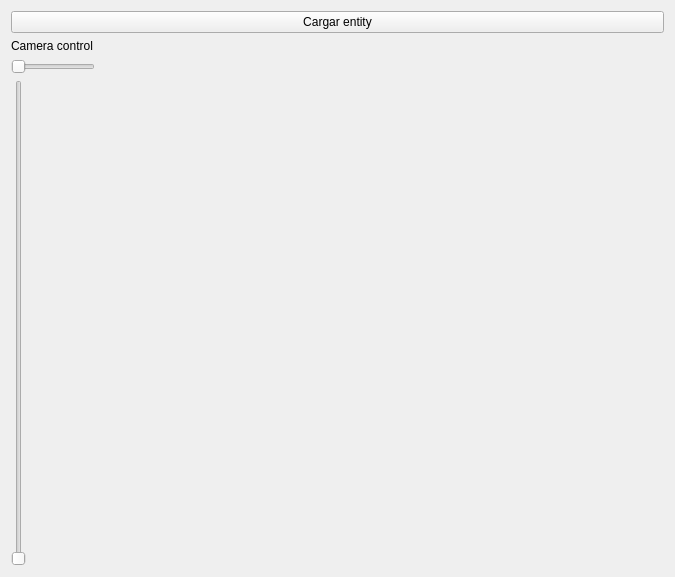
This is src/tools/qt_tools/anim_player/AnimPlayer.ui in agudpp/CordobaZombie as Qt 5 draws it before an edit. The edited form follows.
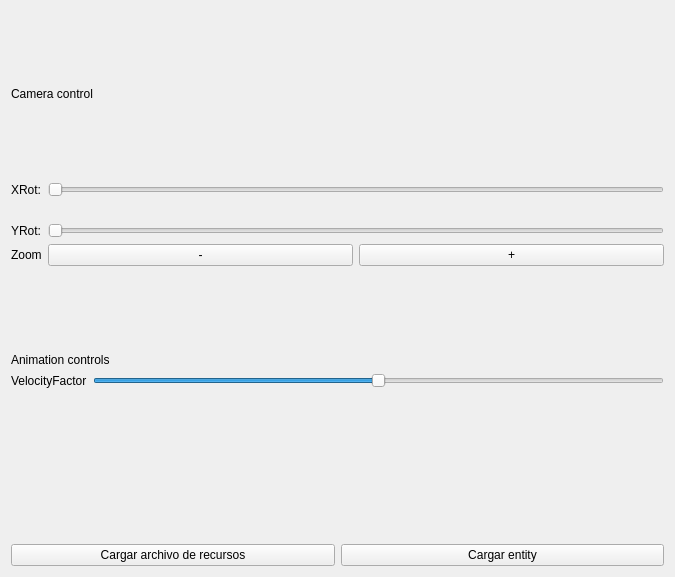
This is the edited form.

Commit message: First version of the QtAnimPlayer tool, we have some issues with the zoom stuff. But this tool will be enough to let the graphics guys check the animations of an entity.

Patch:
```diff
--- a/src/tools/qt_tools/anim_player/AnimPlayer.ui
+++ b/src/tools/qt_tools/anim_player/AnimPlayer.ui
@@ -19,17 +19,10 @@
      <property name="sizeConstraint">
       <enum>QLayout::SetMinimumSize</enum>
      </property>
-     <item>
-      <widget class="QPushButton" name="loadBtn">
-       <property name="text">
-        <string>Cargar entity</string>
-       </property>
-      </widget>
-     </item>
      <item>
       <widget class="QLabel" name="label">
        <property name="sizePolicy">
-        <sizepolicy hsizetype="Minimum" vsizetype="Preferred">
+        <sizepolicy hsizetype="Minimum" vsizetype="Minimum">
          <horstretch>0</horstretch>
          <verstretch>0</verstretch>
         </sizepolicy>
@@ -47,42 +40,202 @@
        <property name="fieldGrowthPolicy">
         <enum>QFormLayout::AllNonFixedFieldsGrow</enum>
        </property>
-       <item row="0" column="0">
-        <widget class="QSlider" name="yRotSlider">
-         <property name="sizePolicy">
-          <sizepolicy hsizetype="Minimum" vsizetype="Fixed">
-           <horstretch>0</horstretch>
-           <verstretch>0</verstretch>
-          </sizepolicy>
-         </property>
-         <property name="maximum">
-          <number>360</number>
-         </property>
-         <property name="orientation">
-          <enum>Qt::Horizontal</enum>
-         </property>
-        </widget>
-       </item>
        <item row="1" column="0">
-        <widget class="QSlider" name="xRotSlider">
+        <widget class="QLabel" name="label_3">
          <property name="sizePolicy">
-          <sizepolicy hsizetype="Minimum" vsizetype="Expanding">
+          <sizepolicy hsizetype="Minimum" vsizetype="Preferred">
+           <horstretch>0</horstretch>
+           <verstretch>0</verstretch>
+          </sizepolicy>
+         </property>
+         <property name="text">
+          <string>XRot:</string>
+         </property>
+        </widget>
+       </item>
+       <item row="1" column="1">
+        <widget class="QSlider" name="yRotSlider">
+         <property name="sizePolicy">
+          <sizepolicy hsizetype="Minimum" vsizetype="Fixed">
            <horstretch>0</horstretch>
            <verstretch>0</verstretch>
           </sizepolicy>
          </property>
          <property name="maximum">
-          <number>180</number>
+          <number>360</number>
          </property>
          <property name="orientation">
-          <enum>Qt::Vertical</enum>
+          <enum>Qt::Horizontal</enum>
          </property>
         </widget>
        </item>
-       <item row="0" column="1">
+       <item row="2" column="1">
         <widget class="QLabel" name="label_2">
          <property name="text">
           <string/>
+         </property>
+        </widget>
+       </item>
+       <item row="3" column="0">
+        <widget class="QLabel" name="label_4">
+         <property name="sizePolicy">
+          <sizepolicy hsizetype="Minimum" vsizetype="Preferred">
+           <horstretch>0</horstretch>
+           <verstretch>0</verstretch>
+          </sizepolicy>
+         </property>
+         <property name="text">
+          <string>YRot:</string>
+         </property>
+        </widget>
+       </item>
+       <item row="3" column="1">
+        <widget class="QSlider" name="xRotSlider">
+         <property name="sizePolicy">
+          <sizepolicy hsizetype="Minimum" vsizetype="Fixed">
+           <horstretch>0</horstretch>
+           <verstretch>0</verstretch>
+          </sizepolicy>
+         </property>
+         <property name="maximum">
+          <number>360</number>
+         </property>
+         <property name="orientation">
+          <enum>Qt::Horizontal</enum>
+         </property>
+        </widget>
+       </item>
+       <item row="4" column="0">
+        <widget class="QLabel" name="label_5">
+         <property name="sizePolicy">
+          <sizepolicy hsizetype="Minimum" vsizetype="Preferred">
+           <horstretch>0</horstretch>
+           <verstretch>0</verstretch>
+          </sizepolicy>
+         </property>
+         <property name="text">
+          <string>Zoom</string>
+         </property>
+        </widget>
+       </item>
+       <item row="4" column="1">
+        <layout class="QHBoxLayout" name="horizontalLayout_2">
+         <property name="sizeConstraint">
+          <enum>QLayout::SetMinimumSize</enum>
+         </property>
+         <item>
+          <widget class="QPushButton" name="incZoomBtn">
+           <property name="sizePolicy">
+            <sizepolicy hsizetype="Minimum" vsizetype="Minimum">
+             <horstretch>0</horstretch>
+             <verstretch>0</verstretch>
+            </sizepolicy>
+           </property>
+           <property name="text">
+            <string>-</string>
+           </property>
+          </widget>
+         </item>
+         <item>
+          <widget class="QPushButton" name="decZoomBtn">
+           <property name="sizePolicy">
+            <sizepolicy hsizetype="Minimum" vsizetype="Minimum">
+             <horstretch>0</horstretch>
+             <verstretch>0</verstretch>
+            </sizepolicy>
+           </property>
+           <property name="text">
+            <string>+</string>
+           </property>
+          </widget>
+         </item>
+        </layout>
+       </item>
+      </layout>
+     </item>
+     <item>
+      <widget class="QLabel" name="label_6">
+       <property name="sizePolicy">
+        <sizepolicy hsizetype="Minimum" vsizetype="Fixed">
+         <horstretch>0</horstretch>
+         <verstretch>0</verstretch>
+        </sizepolicy>
+       </property>
+       <property name="text">
+        <string>Animation controls</string>
+       </property>
+      </widget>
+     </item>
+     <item>
+      <layout class="QFormLayout" name="animFormLayout">
+       <property name="sizeConstraint">
+        <enum>QLayout::SetMinimumSize</enum>
+       </property>
+       <item row="0" column="0">
+        <widget class="QLabel" name="label_7">
+         <property name="sizePolicy">
+          <sizepolicy hsizetype="Minimum" vsizetype="Minimum">
+           <horstretch>0</horstretch>
+           <verstretch>0</verstretch>
+          </sizepolicy>
+         </property>
+         <property name="text">
+          <string>VelocityFactor</string>
+         </property>
+        </widget>
+       </item>
+       <item row="0" column="1">
+        <widget class="QSlider" name="velControllerSlider">
+         <property name="sizePolicy">
+          <sizepolicy hsizetype="Minimum" vsizetype="Minimum">
+           <horstretch>0</horstretch>
+           <verstretch>0</verstretch>
+          </sizepolicy>
+         </property>
+         <property name="minimum">
+          <number>0</number>
+         </property>
+         <property name="maximum">
+          <number>100</number>
+         </property>
+         <property name="value">
+          <number>50</number>
+         </property>
+         <property name="orientation">
+          <enum>Qt::Horizontal</enum>
+         </property>
+        </widget>
+       </item>
+      </layout>
+     </item>
+     <item>
+      <layout class="QHBoxLayout" name="horizontalLayout_buttons">
+       <property name="sizeConstraint">
+        <enum>QLayout::SetMinimumSize</enum>
+       </property>
+       <item>
+        <widget class="QPushButton" name="rscLoadBtn">
+         <property name="sizePolicy">
+          <sizepolicy hsizetype="Minimum" vsizetype="Fixed">
+           <horstretch>0</horstretch>
+           <verstretch>0</verstretch>
+          </sizepolicy>
+         </property>
+         <property name="text">
+          <string>Cargar archivo de recursos</string>
+         </property>
+        </widget>
+       </item>
+       <item>
+        <widget class="QPushButton" name="loadBtn">
+         <property name="sizePolicy">
+          <sizepolicy hsizetype="Minimum" vsizetype="Fixed">
+           <horstretch>0</horstretch>
+           <verstretch>0</verstretch>
+          </sizepolicy>
+         </property>
+         <property name="text">
+          <string>Cargar entity</string>
          </property>
         </widget>
        </item>
```
The commit also changes 7 other files.
